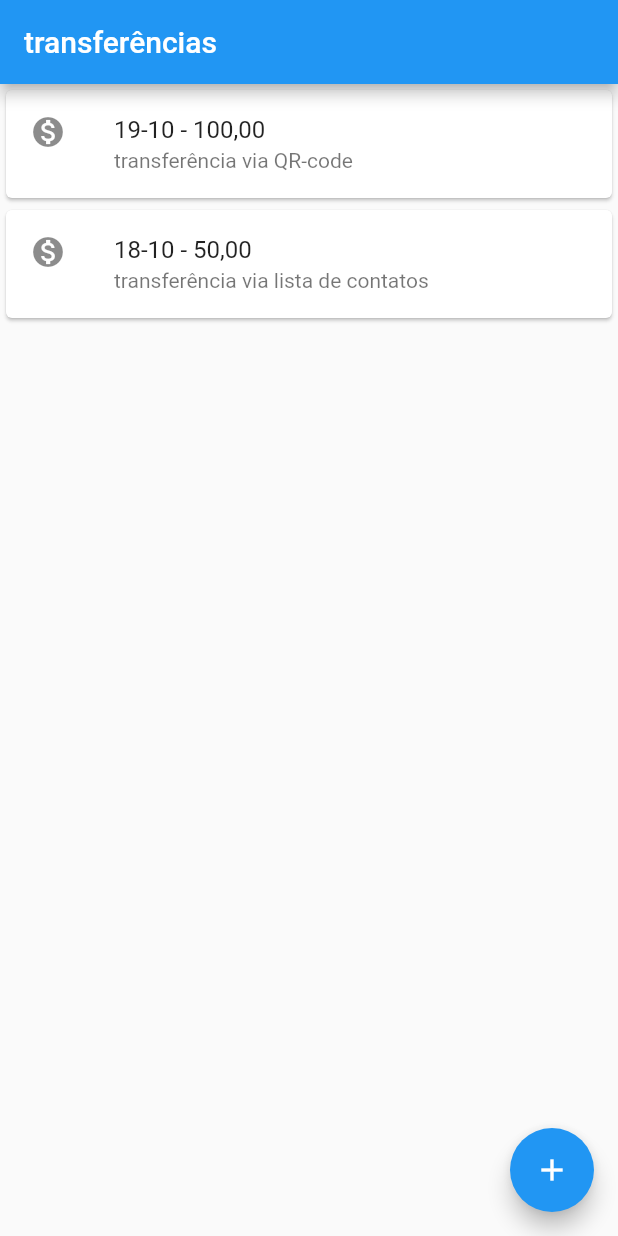
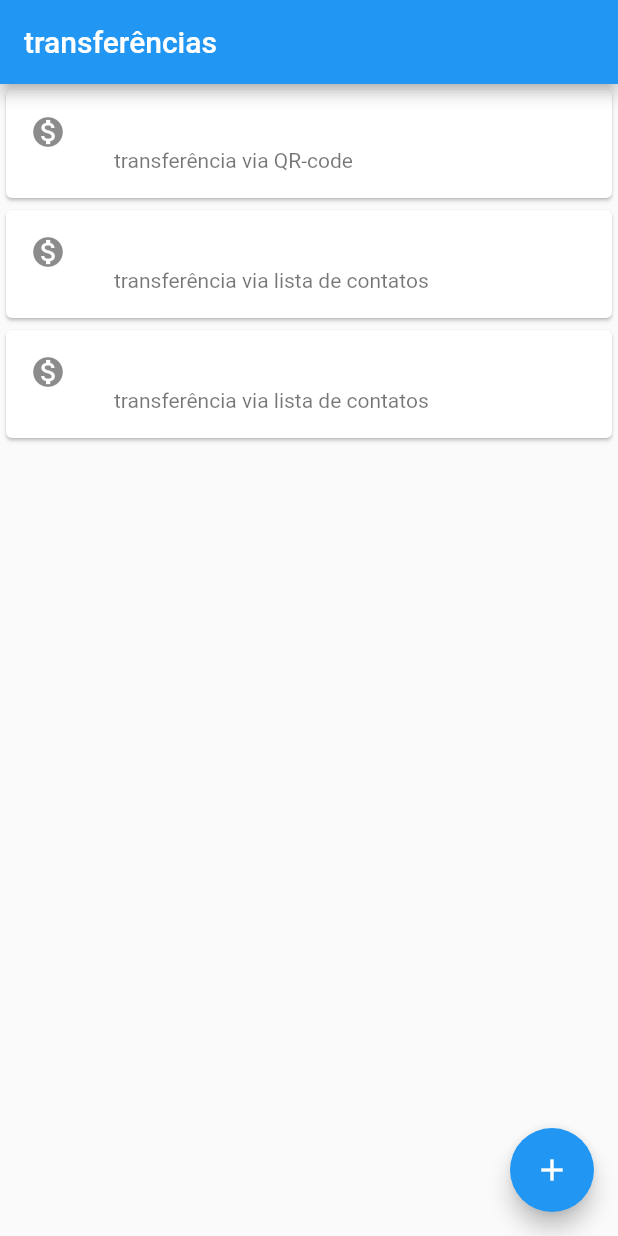
Before and after one commit to vinitecnico/poc-flutter-transfer-timeline, a Flutter app: the screen it shows after launch, on a phone screen of 412 x 824 dp. Run offline on Flutter 3.47's test engine with Material 2 defaults, Android fonts, the light colour scheme and no system bars; missing offline and left inert: money2.

Commit message:
refactory: removed duplication code and format currency

```diff
--- a/lib/main.dart
+++ b/lib/main.dart
@@ -1,23 +1,9 @@
 import 'package:flutter/material.dart';
+import 'package:money2/money2.dart';
 
 void main() => runApp(MaterialApp(
       home: Scaffold(
-        body: Column(
-          children: [
-            const Card(
-                child: ListTile(
-              leading: Icon(Icons.monetization_on),
-              title: Text('19-10 - 100,00'),
-              subtitle: Text('transferência via QR-code'),
-            )),
-            const Card(
-                child: ListTile(
-              leading: Icon(Icons.monetization_on),
-              title: Text('18-10 - 50,00'),
-              subtitle: Text('transferência via lista de contatos'),
-            )),
-          ],
-        ),
+        body: const TransferList(),
         appBar: AppBar(title: const Text('transferências')),
         floatingActionButton: FloatingActionButton(
           child: const Icon(Icons.add),
@@ -25,6 +11,45 @@ void main() => runApp(MaterialApp(
         ),
       ),
     ));
+
+class TransferList extends StatelessWidget {
+  const TransferList({Key? key}) : super(key: key);
+
+  @override
+  Widget build(BuildContext context) {
+    return Column(
+      children: [
+        TransferItem(Transfer(10000, 'transferência via QR-code')),
+        TransferItem(Transfer(2000, 'transferência via lista de contatos')),
+        TransferItem(Transfer(1500, 'transferência via lista de contatos'))
+      ],
+    );
+  }
+}
+
+class TransferItem extends StatelessWidget {
+  final usd = Currency.create('USD', 2);
+  final Transfer _transfer;
+
+  TransferItem(this._transfer, {Key? key}) : super(key: key);
+
+  @override
+  Widget build(BuildContext context) {
+    return Card(
+        child: ListTile(
+      leading: const Icon(Icons.monetization_on),
+      title: Text(Money.fromInt(_transfer.amount, usd).toString()),
+      subtitle: Text(_transfer.description),
+    ));
+  }
+}
+
+class Transfer {
+  final int amount;
+  final String description;
+
+  Transfer(this.amount, this.description);
+}
 
 // void main() {
 //   runApp(const MyApp());
--- a/pubspec.yaml
+++ b/pubspec.yaml
@@ -34,6 +34,7 @@ dependencies:
   # The following adds the Cupertino Icons font to your application.
   # Use with the CupertinoIcons class for iOS style icons.
   cupertino_icons: ^1.0.2
+  money2: ^2.2.3
 
 dev_dependencies:
   flutter_test:
```
Also changed, not shown: pubspec.lock, 1 other file.
